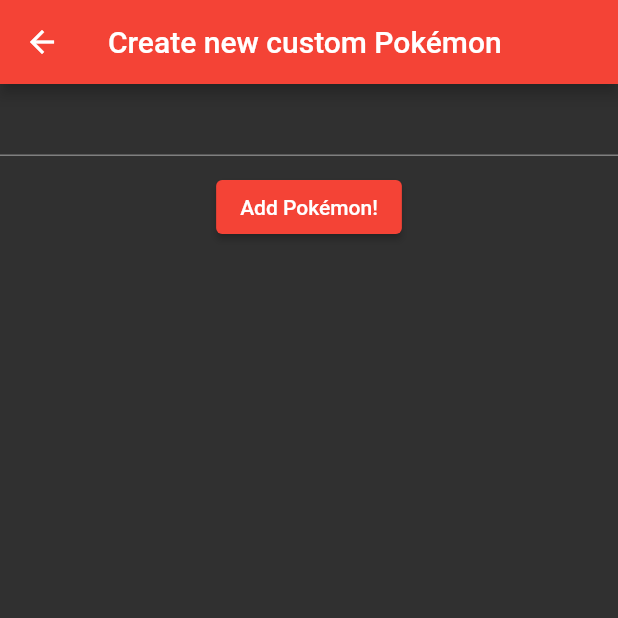
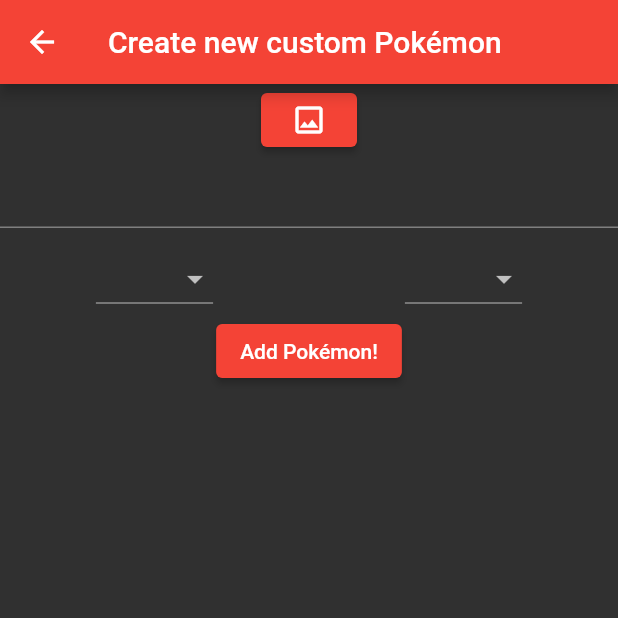
Before and after one commit to mquerique/flutterdex, a Flutter app: the screen it shows after launch, tab 2 chosen, after a tap on the "add" icon, on a phone screen of 412 x 824 dp, the top half of it. Run offline on Flutter 3.47's test engine with Material 2 defaults, Android fonts, the light colour scheme and no system bars; our stand-ins replace bloc, connectivity_plus, equatable, file_picker, flutter_bloc, get_it and 1 more; network calls fail; statements that could not run were skipped.

Commit message:
[WIP] Added customPokemon layout

```diff
--- a/lib/features/pokedex/presentation/blocs/pokedex_bloc.dart
+++ b/lib/features/pokedex/presentation/blocs/pokedex_bloc.dart
@@ -51,7 +51,9 @@
         name: event.name,
         pokeTypes: event.pokeTypes,
         abilities: event.abilities,
+        imagePath: event.imagePath,
       );
+      emit(CustomPokemonAddedState());
     });
   }
 }
--- a/lib/features/pokedex/presentation/blocs/pokedex_state.dart
+++ b/lib/features/pokedex/presentation/blocs/pokedex_state.dart
@@ -33,4 +33,6 @@
   List<Object> get props => [pokedex];
 }
 
+class CustomPokemonAddedState extends PokedexState {}
+
 class PokedexErrorState extends PokedexState {}
--- a/lib/features/pokedex/presentation/screens/add_custom_pokemon_screen.dart
+++ b/lib/features/pokedex/presentation/screens/add_custom_pokemon_screen.dart
@@ -1,9 +1,11 @@
+import 'package:file_picker/file_picker.dart';
 import 'package:flutter/material.dart';
 import 'package:flutter_bloc/flutter_bloc.dart';
 import 'package:flutterdex/core/localization/app_localization.dart';
 import 'package:flutterdex/core/widgets/input_field.dart';
 import 'package:flutterdex/features/pokedex/domain/entities/poke_type.dart';
 import 'package:flutterdex/features/pokedex/presentation/blocs/pokedex_bloc.dart';
+import 'package:flutterdex/features/pokedex/presentation/widgets/pokemon_type_selection.dart';
 import 'package:flutterdex/injection_container.dart';
 
 class AddCustomPokemonScreen extends StatefulWidget {
@@ -15,6 +17,10 @@
 
 class _AddCustomPokemonScreenState extends State<AddCustomPokemonScreen> {
   final TextEditingController _nameController = TextEditingController();
+  String? _imagePath;
+  PokeType? _firstType;
+  PokeType? _secondType;
+
   late AppLocalization _appLocalization;
 
   @override
@@ -41,22 +47,45 @@
   Widget _buildBody() {
     return BlocConsumer<PokedexBloc, PokedexState>(
       listener: (context, state) {
-        // TODO(mquerique): add pop() after pokemon is added
+        if (state is CustomPokemonAddedState) {
+          Navigator.pop(context);
+        }
       },
       builder: (context, state) {
         return Column(
           children: [
+            _buildImagePicker(),
             InputField(controller: _nameController),
+            Row(
+              mainAxisAlignment: MainAxisAlignment.spaceAround,
+              children: [
+                PokemonTypeSelection(
+                  onChanged: (val) {
+                    if (val == null) return;
+                    _firstType = val;
+                  },
+                ),
+                PokemonTypeSelection(
+                  onChanged: (val) {
+                    if (val == null || val == _firstType) return;
+                    _secondType = val;
+                  },
+                ),
+              ],
+            ),
             ElevatedButton(
               onPressed: () {
                 BlocProvider.of<PokedexBloc>(context).add(
-                  const AddCustomPokemonEvent(
-                    name: 'A test',
-                    pokeTypes: [PokeType.normal],
-                    abilities: [
+                  AddCustomPokemonEvent(
+                    name: _nameController.text,
+                    pokeTypes: [_firstType, _secondType]
+                        .whereType<PokeType>()
+                        .toList(),
+                    abilities: const [
                       'First ability',
                       'Second ability',
                     ],
+                    imagePath: _imagePath,
                   ),
                 );
               },
@@ -67,4 +96,14 @@
       },
     );
   }
+
+  Widget _buildImagePicker() {
+    return ElevatedButton(
+      onPressed: () async {
+        FilePickerResult? result = await FilePicker.platform.pickFiles();
+        _imagePath = result?.files.single.path;
+      },
+      child: const Icon(Icons.image_outlined),
+    );
+  }
 }
--- a/lib/features/pokedex/presentation/widgets/pokedex_list.dart
+++ b/lib/features/pokedex/presentation/widgets/pokedex_list.dart
@@ -20,12 +20,6 @@
 
   final Set<Pokemon> _loadedPokemon = {};
   late ScrollController scrollController;
-
-  @override
-  void initState() {
-    scrollController = ScrollController();
-    super.initState();
-  }
 
   @override
   void dispose() {
@@ -58,7 +52,10 @@
           _handleScroll(context);
         });
       _loadedPokemon.addAll(state.pokedex);
-      return PokedexGridView(pokemonList: _loadedPokemon.toList());
+      return PokedexGridView(
+        pokemonList: _loadedPokemon.toList(),
+        scrollController: scrollController,
+      );
     }
     return Text(AppLocalization.of(context).tr('something_went_wrong'));
   }
--- /dev/null
+++ b/lib/features/pokedex/presentation/widgets/pokemon_type_selection.dart
@@ -0,0 +1,33 @@
+import 'package:flutter/material.dart';
+import 'package:flutterdex/features/pokedex/domain/entities/poke_type.dart';
+
+class PokemonTypeSelection extends StatefulWidget {
+  final void Function(PokeType?)? onChanged;
+
+  const PokemonTypeSelection({
+    this.onChanged,
+    Key? key,
+  }) : super(key: key);
+
+  @override
+  State<PokemonTypeSelection> createState() => _PokemonTypeSelectionState();
+}
+
+class _PokemonTypeSelectionState extends State<PokemonTypeSelection> {
+  PokeType? _dropdownValue;
+
+  @override
+  Widget build(BuildContext context) {
+    return DropdownButton<PokeType?>(
+      value: _dropdownValue,
+      items: PokeType.values
+          .map((it) =>
+              DropdownMenuItem<PokeType>(value: it, child: Text(it.name)))
+          .toList(),
+      onChanged: (val) {
+        setState(() => _dropdownValue = val);
+        widget.onChanged?.call(val);
+      },
+    );
+  }
+}
--- a/pubspec.yaml
+++ b/pubspec.yaml
@@ -14,6 +14,7 @@
   bloc: ^8.1.0
   connectivity_plus: ^3.0.2
   equatable: ^2.0.5
+  file_picker: ^5.2.5
   flutter_bloc: ^8.1.1
   get_it: ^7.2.0
   http: ^0.13.5
```
Also changed, not shown: pubspec.lock, 1 other file.
